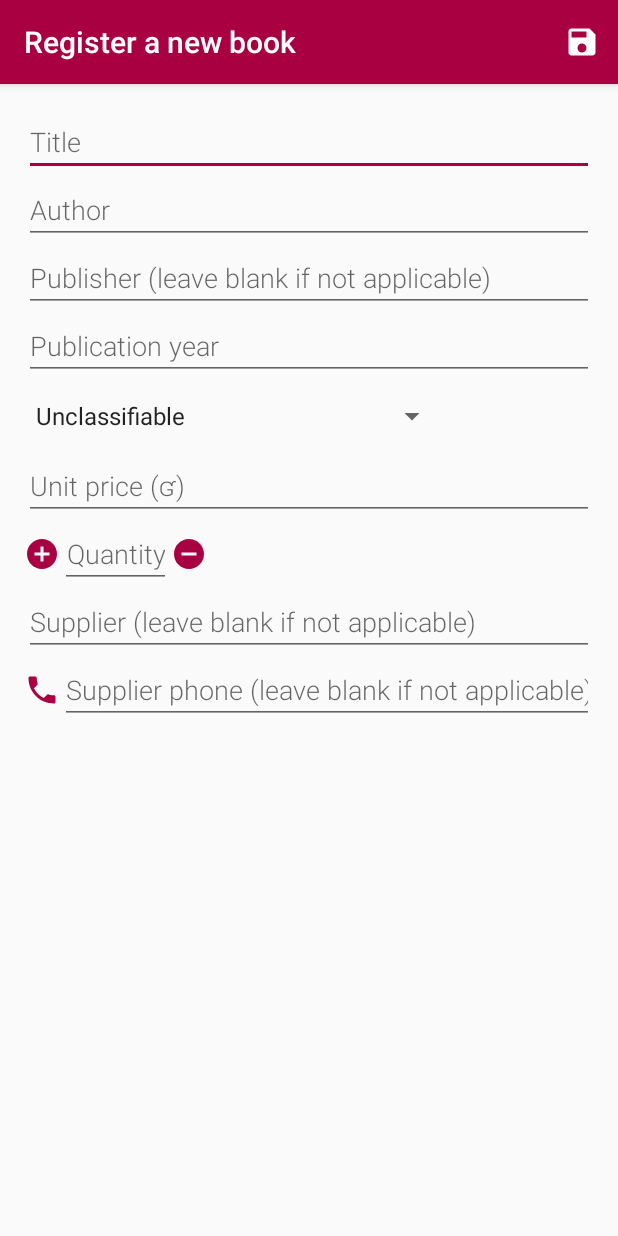
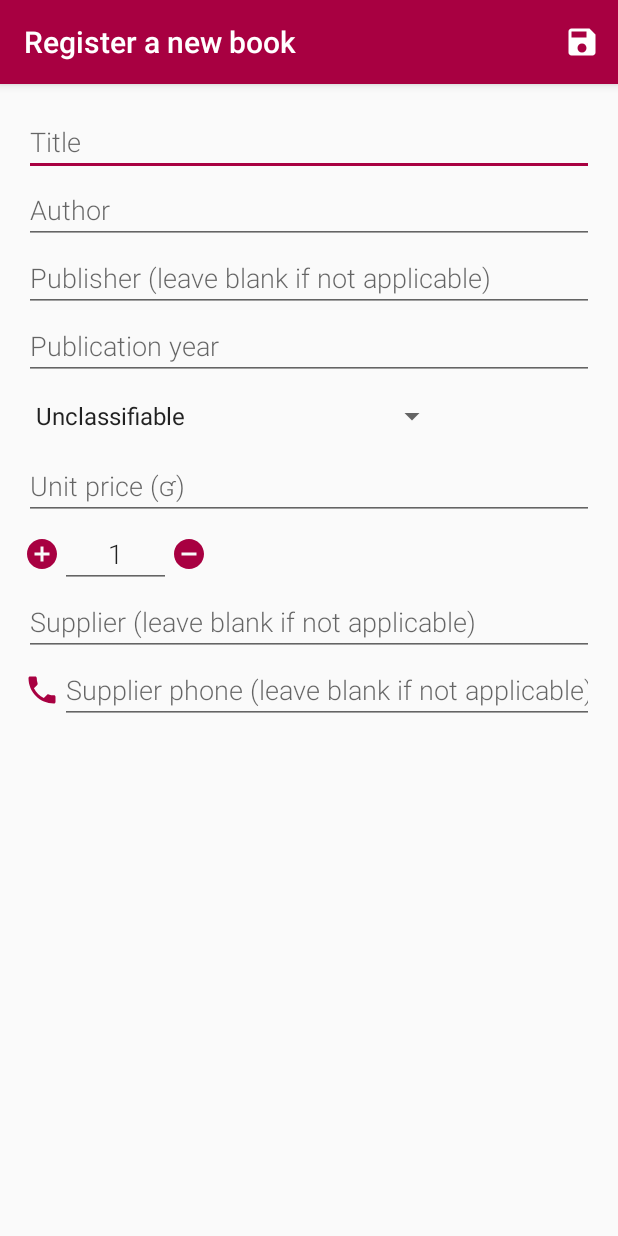
Before and after one commit to r4dixx/Flourish-And-Blotts-Book-Registry, an Android app: the NewEntryActivity screen opened directly, with no data from a screen before it, on a phone screen of 412 x 824 dp. Run offline under Robolectric (Android 15) with nearby library versions, the light colour scheme and no system bars.

Commit message:
:bug: Fixes quantity field not starting at 1 onCreate

```diff
--- a/app/src/main/res/layout/content_new_entry.xml
+++ b/app/src/main/res/layout/content_new_entry.xml
@@ -83,6 +83,7 @@
                 android:layout_width="wrap_content"
                 android:layout_height="wrap_content"
                 android:gravity="center_horizontal"
+                android:text="@string/edit_book_quantity_default"
                 android:hint="@string/hint_quantity"
                 android:inputType="number" />
 
--- a/app/src/main/res/values/strings.xml
+++ b/app/src/main/res/values/strings.xml
@@ -36,10 +36,11 @@
     <string name="dialog_unsaved">Discard changes?</string>
     <string name="dialog_unsaved_pos">Yes</string>
     <string name="dialog_unsaved_neg">No, keep editing</string>
-
     <string name="dialog_delete">Delete this entry from the database?</string>
     <string name="dialog_delete_pos">Yes</string>
     <string name="dialog_delete_neg">No</string>
+    <!-- Defaults -->
+    <string name="edit_book_quantity_default">1</string>
 
     <!-- New entry - Spinner - subjects -->
     <string name="subject_unknown">Unclassifiable</string>
```
